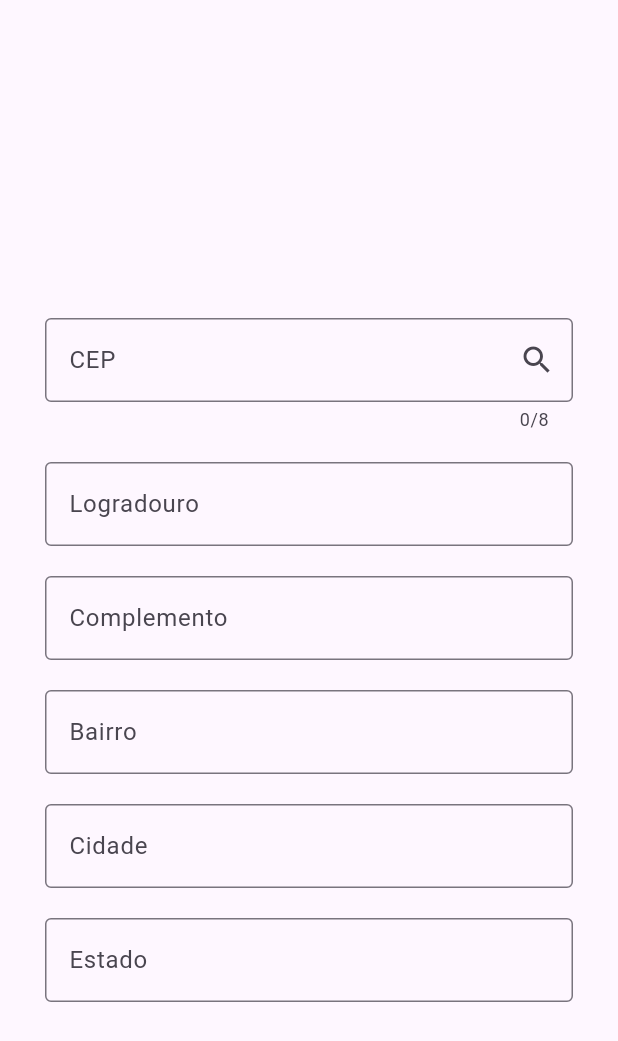
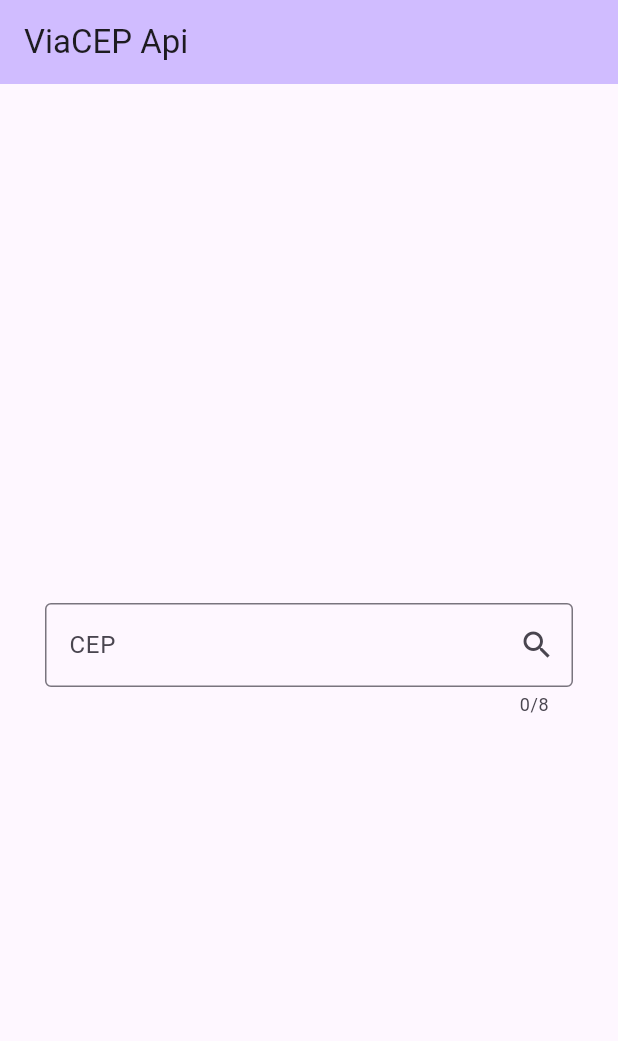
Before and after one commit to minoru-yamanaka/projeto-api-cep-flutter-app, a Flutter app: the screen it shows after launch, on a phone screen of 412 x 824 dp. Shown: the top 1041 px of the screen. Run offline on Flutter 3.47's test engine with Material 3 defaults, Android fonts, the phone set to English and light mode, and no system bars.

```diff
--- a/lib/Pages/home_page.dart
+++ b/lib/Pages/home_page.dart
@@ -83,7 +83,10 @@ class _MyHomePageState extends State<HomePage> {
   @override
   Widget build(BuildContext context) {
     return Scaffold(
-      appBar: AppBar(),
+      appBar: AppBar(
+        backgroundColor: Theme.of(context).colorScheme.inversePrimary,
+        title: Text("ViaCEP Api"),
+      ),
       body: Center(
         child: Padding(
           padding: const EdgeInsets.symmetric(horizontal: 30),
@@ -94,6 +97,9 @@ class _MyHomePageState extends State<HomePage> {
               TextField(
                 onChanged: (valor) {
                   if (valor.isEmpty) {
+                    setState(() {
+                      endereco = null;
+                    });
                     clearControllers();
                   }
                 },
@@ -121,10 +127,13 @@ class _MyHomePageState extends State<HomePage> {
                   labelText: "CEP",
                 ),
               ),
-              if (controllerLogradouro.text.isEmpty)
+              // if (controllerLogradouro.text.isNotEmpty)
+              if (endereco?.bairro != null)
+                Column(
+                  spacing: 10,
+                  children: [
                     TextField(
                       controller: controllerLogradouro,
-                  keyboardType: TextInputType.number,
                       decoration: InputDecoration(
                         border: OutlineInputBorder(),
                         labelText: "Logradouro",
@@ -160,6 +169,8 @@ class _MyHomePageState extends State<HomePage> {
                     ),
                   ],
                 ),
+            ],
+          ),
         ),
       ),
     );
```
Lines whose indentation alone changed are shown as unchanged.
